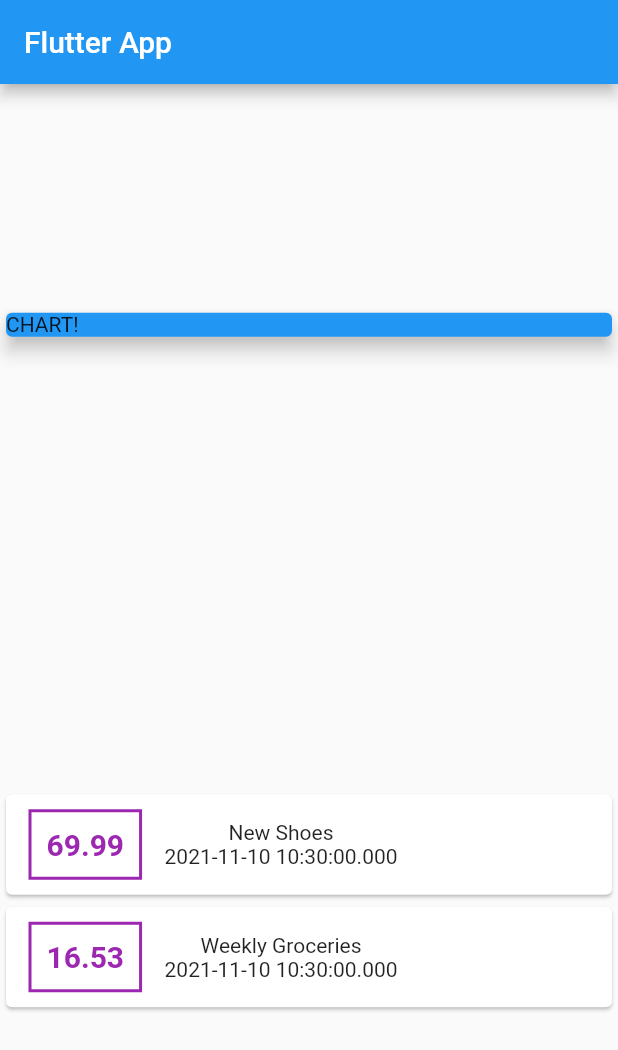
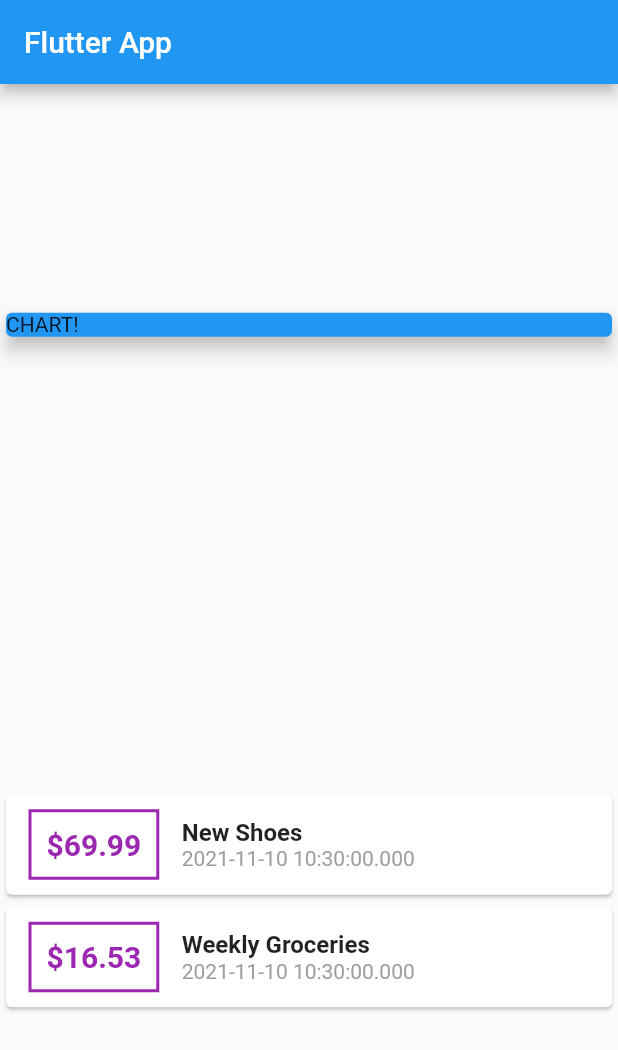
Before and after one commit to dhiraj13/personal-expense-app, a Flutter app: the screen it shows after launch, on a phone screen of 412 x 824 dp. Shown: the top 1050 px of the screen. Run offline on Flutter 3.47's test engine with Material 2 defaults, Android fonts, the phone set to English and light mode, and no system bars.

```diff
--- a/lib/main.dart
+++ b/lib/main.dart
@@ -68,7 +68,7 @@ class MyHomePage extends StatelessWidget {
                       ),
                       padding: const EdgeInsets.all(10),
                       child: Text(
-                        tx.amount.toString(),
+                        '\$${tx.amount}',
                         style: const TextStyle(
                           fontWeight: FontWeight.bold,
                           fontSize: 20,
@@ -77,10 +77,18 @@ class MyHomePage extends StatelessWidget {
                       ),
                     ),
                     Column(
+                      crossAxisAlignment: CrossAxisAlignment.start,
                       children: <Widget>[
-                        Text(tx.title),
+                        Text(
+                          tx.title,
+                          style: const TextStyle(
+                            fontSize: 16,
+                            fontWeight: FontWeight.bold,
+                          ),
+                        ),
                         Text(
                           tx.date.toString(),
+                          style: const TextStyle(color: Colors.grey),
                         ),
                       ],
                     ),
```
